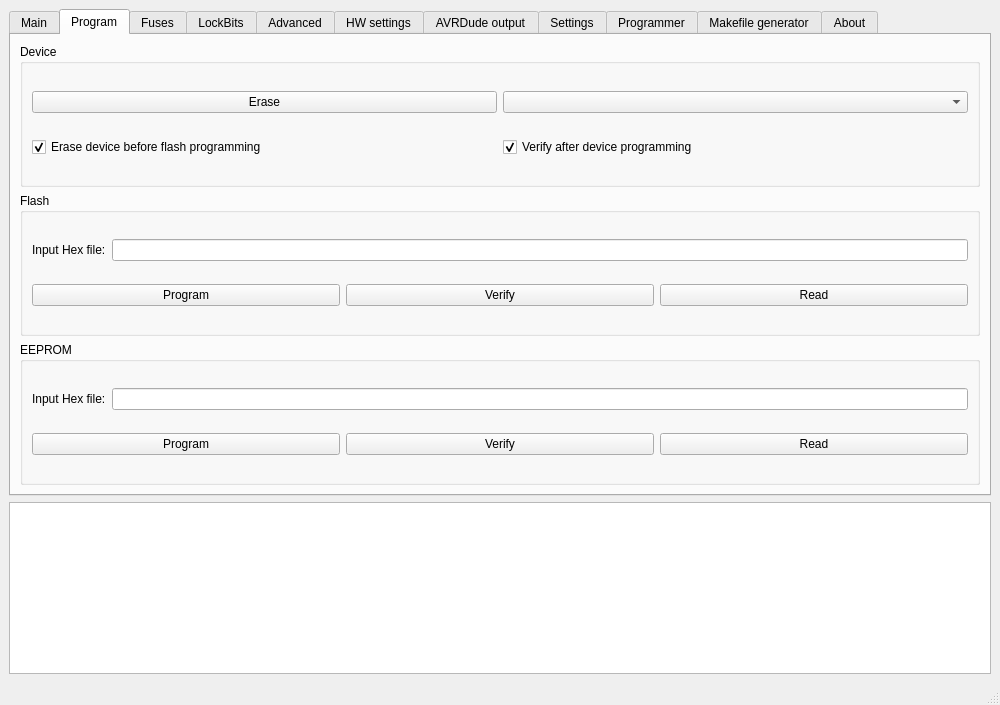
Above: qavrdude/mainwindow.ui from martonmiklos/avrdude-qt-gui before the change. Below: the same form after it.
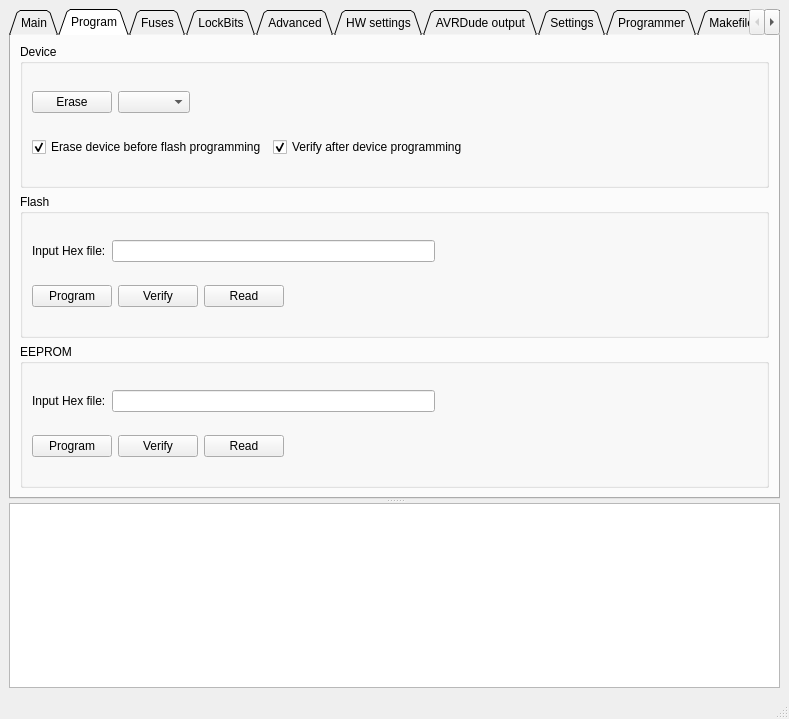
That is the form after the change. The open tabs and pages were chosen to show the change. Icons and pictures are not drawn. Custom widgets are drawn as their Qt base class.

```diff
--- a/qavrdude/mainwindow.ui
+++ b/qavrdude/mainwindow.ui
@@ -6,25 +6,32 @@
    <rect>
     <x>0</x>
     <y>0</y>
-    <width>1000</width>
-    <height>705</height>
+    <width>789</width>
+    <height>719</height>
    </rect>
   </property>
   <property name="windowTitle">
    <string>Avrdude Frontend</string>
   </property>
   <widget class="QWidget" name="centralwidget">
-   <layout class="QVBoxLayout" name="verticalLayout">
-    <item>
+   <layout class="QGridLayout" name="gridLayout_18">
+    <item row="0" column="0">
+     <widget class="QSplitter" name="splitter_3">
+      <property name="orientation">
+       <enum>Qt::Vertical</enum>
+      </property>
      <widget class="QTabWidget" name="tabWidgetMain">
       <property name="tabPosition">
        <enum>QTabWidget::North</enum>
       </property>
       <property name="tabShape">
-       <enum>QTabWidget::Rounded</enum>
+        <enum>QTabWidget::Triangular</enum>
       </property>
       <property name="currentIndex">
-       <number>3</number>
+        <number>8</number>
+       </property>
+       <property name="elideMode">
+        <enum>Qt::ElideNone</enum>
       </property>
       <widget class="QWidget" name="tabMain">
        <attribute name="title">
@@ -151,6 +158,19 @@
              <item>
               <widget class="QComboBox" name="comboBoxEraseWhat"/>
              </item>
+              <item>
+               <spacer name="horizontalSpacer_5">
+                <property name="orientation">
+                 <enum>Qt::Horizontal</enum>
+                </property>
+                <property name="sizeHint" stdset="0">
+                 <size>
+                  <width>40</width>
+                  <height>20</height>
+                 </size>
+                </property>
+               </spacer>
+              </item>
             </layout>
            </item>
            <item>
@@ -175,6 +195,19 @@
                </property>
               </widget>
              </item>
+              <item>
+               <spacer name="horizontalSpacer_6">
+                <property name="orientation">
+                 <enum>Qt::Horizontal</enum>
+                </property>
+                <property name="sizeHint" stdset="0">
+                 <size>
+                  <width>40</width>
+                  <height>20</height>
+                 </size>
+                </property>
+               </spacer>
+              </item>
             </layout>
            </item>
           </layout>
@@ -201,6 +234,19 @@
              <item>
               <widget class="HexLineEdit" name="lineEditFlashHex"/>
              </item>
+              <item>
+               <spacer name="horizontalSpacer_7">
+                <property name="orientation">
+                 <enum>Qt::Horizontal</enum>
+                </property>
+                <property name="sizeHint" stdset="0">
+                 <size>
+                  <width>40</width>
+                  <height>20</height>
+                 </size>
+                </property>
+               </spacer>
+              </item>
             </layout>
            </item>
            <item>
@@ -237,6 +283,19 @@
                </property>
               </widget>
              </item>
+              <item>
+               <spacer name="horizontalSpacer_8">
+                <property name="orientation">
+                 <enum>Qt::Horizontal</enum>
+                </property>
+                <property name="sizeHint" stdset="0">
+                 <size>
+                  <width>40</width>
+                  <height>20</height>
+                 </size>
+                </property>
+               </spacer>
+              </item>
             </layout>
            </item>
           </layout>
@@ -263,6 +322,19 @@
              <item>
               <widget class="HexLineEdit" name="lineEditEEPROMHex"/>
              </item>
+              <item>
+               <spacer name="horizontalSpacer_9">
+                <property name="orientation">
+                 <enum>Qt::Horizontal</enum>
+                </property>
+                <property name="sizeHint" stdset="0">
+                 <size>
+                  <width>40</width>
+                  <height>20</height>
+                 </size>
+                </property>
+               </spacer>
+              </item>
             </layout>
            </item>
            <item>
@@ -299,6 +371,19 @@
                </property>
               </widget>
              </item>
+              <item>
+               <spacer name="horizontalSpacer_10">
+                <property name="orientation">
+                 <enum>Qt::Horizontal</enum>
+                </property>
+                <property name="sizeHint" stdset="0">
+                 <size>
+                  <width>40</width>
+                  <height>20</height>
+                 </size>
+                </property>
+               </spacer>
+              </item>
             </layout>
            </item>
           </layout>
@@ -1304,8 +1389,6 @@
        </layout>
       </widget>
      </widget>
-    </item>
-    <item>
      <widget class="QTextBrowser" name="textEditMessages">
       <property name="openExternalLinks">
        <bool>false</bool>
@@ -1313,6 +1396,7 @@
       <property name="openLinks">
        <bool>false</bool>
       </property>
+      </widget>
      </widget>
     </item>
    </layout>
```
Left out of the diff: 180 changed lines with no effect on the pictures. Lines whose indentation alone changed are shown as unchanged.
